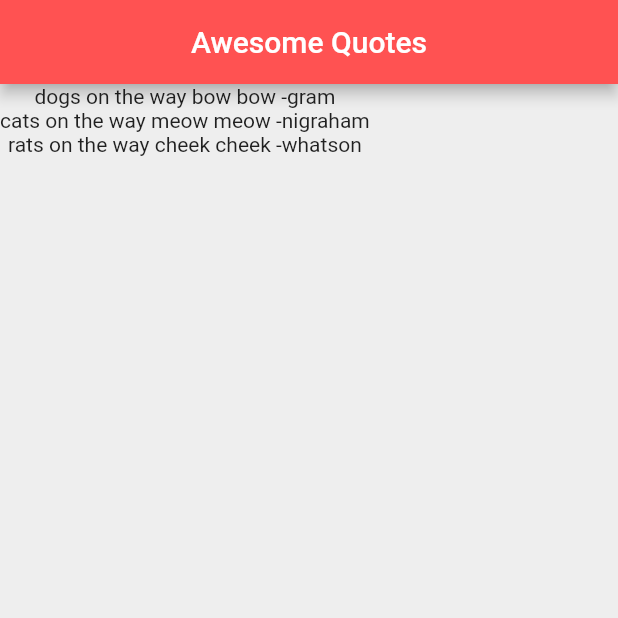
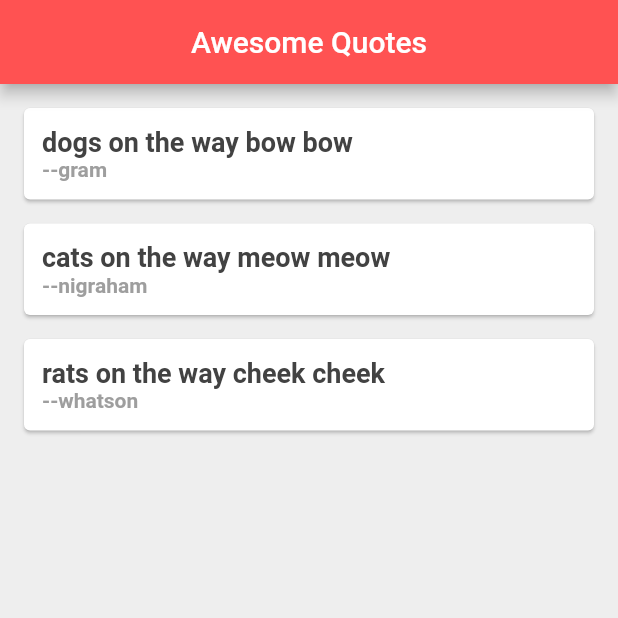
Before and after one commit to nvrr/Fluuter-Begginer, a Flutter app: the screen it shows after launch, on a phone screen of 412 x 824 dp, the top half of it. Run offline on Flutter 3.47's test engine with Material 2 defaults, Android fonts, the phone set to English and light mode, and no system bars.

Commit message:
Using Cards

```diff
--- a/lib/main.dart
+++ b/lib/main.dart
@@ -18,10 +18,38 @@ class _QuoteListState extends State<QuoteList> {
 
 
 List<Quote> quotes = [
-  Quote(text: "dogs on the way bow bow", author: "gram"),
-  Quote(text: "cats on the way meow meow", author: "nigraham"),
-  Quote(text: "rats on the way cheek cheek", author: "whatson")
+  Quote(text: "dogs on the way bow bow", author: "--gram"),
+  Quote(text: "cats on the way meow meow", author: "--nigraham"),
+  Quote(text: "rats on the way cheek cheek", author: "--whatson")
 ];
+
+Widget quoteTemplate(quote) {
+  return Card(
+    margin: EdgeInsets.fromLTRB(16.0, 16.0, 16.0, 0.0),
+    child: Padding(
+      padding: const EdgeInsets.all(12.0),
+      child: Column(
+        crossAxisAlignment: CrossAxisAlignment.stretch,
+        children: <Widget>[
+          Text(quote.text,
+          style: TextStyle(
+            fontSize: 18.0,
+            fontWeight: FontWeight.bold,
+            color: Colors.grey[800]
+          )
+          ),
+          Text(quote.author,
+          style: TextStyle(
+            fontSize: 14.0,
+            fontWeight: FontWeight.bold,
+            color: Colors.grey[500]
+          )
+          )
+
+        ],),
+    )
+  );
+}
 
   @override
   Widget build(BuildContext context) {
@@ -34,8 +62,10 @@ List<Quote> quotes = [
       ),
 
       body: Column(
-        children: quotes.map((quote) => Text("${quote.text} -${quote.author}")).toList()
+        children: quotes.map((quote) =>
+          quoteTemplate(quote)).toList()
         ),
-    );
+      );
+
   }
 }
```
